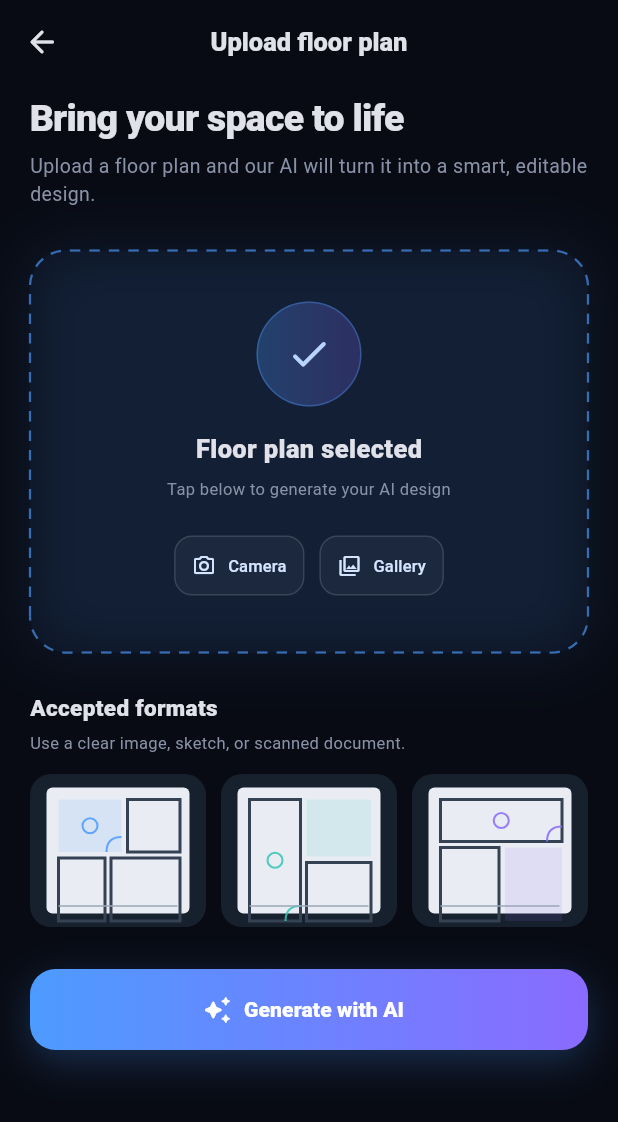
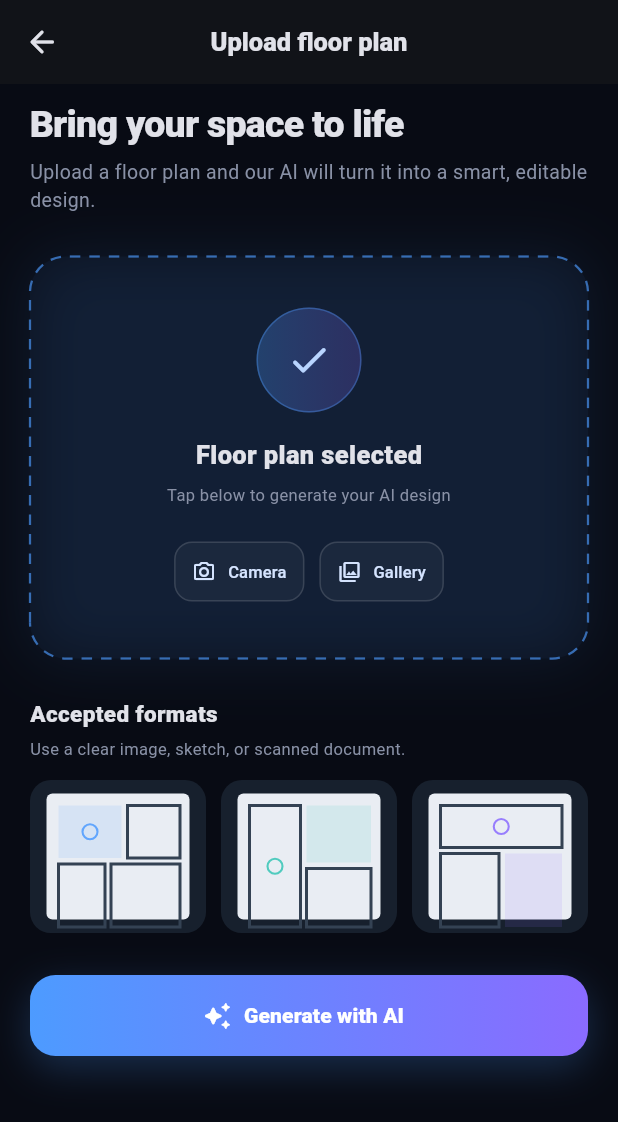
Before and after one commit to DuminduMalinga/Interior_Design_App, a Flutter app: the screen it shows after launch, item 3 of the bottom bar chosen, after a tap on "Upload your floor plan", on a phone screen of 412 x 824 dp. Shown: the top 1122 px of the screen. Run offline on Flutter 3.47's test engine with Material 3 defaults, Android fonts, the phone set to English and light mode, and no system bars; network calls fail; Roboto replaces fonts that are missing (Arial).

Commit message:
Resolve upload screen merge conflicts
Reconciles conflicting UploadScreen changes in `lib/upload.dart` by standardizing selection state handling, app bar/body spacing, and upload CTA behavior. It also aligns supporting widget names (`_UploadAction`, `_FloorPlanExamples`, `_ExamplePlanPainter`) and keeps the dropzone/example rendering updates consistent across the merged UI.

```diff
--- a/lib/upload.dart
+++ b/lib/upload.dart
@@ -8,27 +8,26 @@ class UploadScreen extends StatefulWidget {
 }
 
 class _UploadScreenState extends State<UploadScreen> {
-  bool _hasSelection = false;
+  bool _selected = false;
 
   @override
   Widget build(BuildContext context) {
     return Scaffold(
       appBar: AppBar(
-        backgroundColor: _background,
+        title: const Text(
+          'Upload floor plan',
+          style: TextStyle(fontSize: 17, fontWeight: FontWeight.w800),
+        ),
+        centerTitle: true,
         leading: IconButton(
           onPressed: () => Navigator.of(context).maybePop(),
           tooltip: 'Back',
           icon: const Icon(Icons.arrow_back_rounded),
         ),
-        title: const Text(
-          'Upload floor plan',
-          style: TextStyle(fontSize: 17, fontWeight: FontWeight.w800),
-        ),
-        centerTitle: true,
       ),
       body: SafeArea(
         child: SingleChildScrollView(
-          padding: const EdgeInsets.fromLTRB(20, 8, 20, 28),
+          padding: const EdgeInsets.fromLTRB(20, 12, 20, 28),
           child: Column(
             crossAxisAlignment: CrossAxisAlignment.start,
             children: [
@@ -48,10 +47,8 @@ class _UploadScreenState extends State<UploadScreen> {
               ),
               const SizedBox(height: 28),
               _UploadDropzone(
-                hasSelection: _hasSelection,
-                onTap: () => setState(() => _hasSelection = true),
-                onCameraTap: () => setState(() => _hasSelection = true),
-                onGalleryTap: () => setState(() => _hasSelection = true),
+                selected: _selected,
+                onSelect: () => setState(() => _selected = true),
               ),
               const SizedBox(height: 26),
               const Text(
@@ -64,7 +61,7 @@ class _UploadScreenState extends State<UploadScreen> {
                 style: TextStyle(color: _muted, fontSize: 11),
               ),
               const SizedBox(height: 13),
-              const _ExamplePlans(),
+              const _FloorPlanExamples(),
               const SizedBox(height: 28),
               SizedBox(
                 width: double.infinity,
@@ -82,9 +79,9 @@ class _UploadScreenState extends State<UploadScreen> {
                     ],
                   ),
                   child: ElevatedButton.icon(
-                    onPressed: _hasSelection
+                    onPressed: _selected
                         ? () => _showProcessingMessage(context)
-                        : () => setState(() => _hasSelection = true),
+                        : () => setState(() => _selected = true),
                     style: ElevatedButton.styleFrom(
                       backgroundColor: Colors.transparent,
                       foregroundColor: Colors.white,
@@ -94,13 +91,13 @@ class _UploadScreenState extends State<UploadScreen> {
                       ),
                     ),
                     icon: Icon(
-                      _hasSelection
+                      _selected
                           ? Icons.auto_awesome_rounded
                           : Icons.cloud_upload_outlined,
                       size: 20,
                     ),
                     label: Text(
-                      _hasSelection ? 'Generate with AI' : 'Upload floor plan',
+                      _selected ? 'Generate with AI' : 'Upload floor plan',
                       style: const TextStyle(
                         fontSize: 14,
                         fontWeight: FontWeight.w800,
@@ -126,24 +123,17 @@ class _UploadScreenState extends State<UploadScreen> {
 }
 
 class _UploadDropzone extends StatelessWidget {
-  const _UploadDropzone({
-    required this.hasSelection,
-    required this.onTap,
-    required this.onCameraTap,
-    required this.onGalleryTap,
-  });
+  const _UploadDropzone({required this.selected, required this.onSelect});
 
-  final bool hasSelection;
-  final VoidCallback onTap;
-  final VoidCallback onCameraTap;
-  final VoidCallback onGalleryTap;
+  final bool selected;
+  final VoidCallback onSelect;
 
   @override
   Widget build(BuildContext context) {
     return CustomPaint(
       painter: _DashedBorderPainter(),
       child: InkWell(
-        onTap: onTap,
+        onTap: onSelect,
         borderRadius: BorderRadius.circular(24),
         child: Container(
           height: 268,
@@ -177,16 +167,14 @@ class _UploadDropzone extends StatelessWidget {
                   border: Border.all(color: _blue.withValues(alpha: .35)),
                 ),
                 child: Icon(
-                  hasSelection
-                      ? Icons.check_rounded
-                      : Icons.cloud_upload_outlined,
+                  selected ? Icons.check_rounded : Icons.cloud_upload_outlined,
                   color: const Color(0xFFB9D5FF),
                   size: 31,
                 ),
               ),
               const SizedBox(height: 16),
               Text(
-                hasSelection ? 'Floor plan selected' : 'Upload your floor plan',
+                selected ? 'Floor plan selected' : 'Upload your floor plan',
                 style: const TextStyle(
                   fontSize: 17,
                   fontWeight: FontWeight.w800,
@@ -194,7 +182,7 @@ class _UploadDropzone extends StatelessWidget {
               ),
               const SizedBox(height: 7),
               Text(
-                hasSelection
+                selected
                     ? 'Tap below to generate your AI design'
                     : 'Drag and drop or choose an image to begin',
                 textAlign: TextAlign.center,
@@ -204,16 +192,16 @@ class _UploadDropzone extends StatelessWidget {
               Row(
                 mainAxisSize: MainAxisSize.min,
                 children: [
-                  _UploadOption(
+                  _UploadAction(
                     icon: Icons.camera_alt_outlined,
                     label: 'Camera',
-                    onTap: onCameraTap,
+                    onTap: onSelect,
                   ),
                   const SizedBox(width: 10),
-                  _UploadOption(
+                  _UploadAction(
                     icon: Icons.photo_library_outlined,
                     label: 'Gallery',
-                    onTap: onGalleryTap,
+                    onTap: onSelect,
                   ),
                 ],
               ),
@@ -225,8 +213,8 @@ class _UploadDropzone extends StatelessWidget {
   }
 }
 
-class _UploadOption extends StatelessWidget {
-  const _UploadOption({
+class _UploadAction extends StatelessWidget {
+  const _UploadAction({
     required this.icon,
     required this.label,
     required this.onTap,
@@ -240,90 +228,74 @@ class _UploadOption extends StatelessWidget {
   Widget build(BuildContext context) {
     return OutlinedButton.icon(
       onPressed: onTap,
+      icon: Icon(icon, size: 16),
+      label: Text(label, style: const TextStyle(fontSize: 11)),
       style: OutlinedButton.styleFrom(
         foregroundColor: const Color(0xFFD5E4FF),
+        backgroundColor: Colors.white.withValues(alpha: .04),
         side: BorderSide(color: Colors.white.withValues(alpha: .13)),
-        backgroundColor: Colors.white.withValues(alpha: .04),
         padding: const EdgeInsets.symmetric(horizontal: 12, vertical: 9),
         shape: RoundedRectangleBorder(borderRadius: BorderRadius.circular(12)),
       ),
-      icon: Icon(icon, size: 16),
-      label: Text(label, style: const TextStyle(fontSize: 11)),
     );
   }
 }
 
-class _ExamplePlans extends StatelessWidget {
-  const _ExamplePlans();
-
-  static const examples = [
-    Color(0xFF4D9BFF),
-    Color(0xFF35C5B5),
-    Color(0xFF8A6BFF),
-  ];
+class _FloorPlanExamples extends StatelessWidget {
+  const _FloorPlanExamples();
 
   @override
   Widget build(BuildContext context) {
+    const accents = [_blue, Color(0xFF35C5B5), _violet];
     return Row(
       children: [
-        for (var i = 0; i < examples.length; i++) ...[
+        for (var i = 0; i < accents.length; i++) ...[
           Expanded(
-            child: _ExampleThumbnail(accent: examples[i], variant: i),
+            child: ClipRRect(
+              borderRadius: BorderRadius.circular(14),
+              child: AspectRatio(
+                aspectRatio: 1.15,
+                child: ColoredBox(
+                  color: const Color(0xFF17202D),
+                  child: CustomPaint(
+                    painter: _ExamplePlanPainter(
+                      accent: accents[i],
+                      variant: i,
+                    ),
+                  ),
+                ),
+              ),
+            ),
           ),
-          if (i != examples.length - 1) const SizedBox(width: 10),
+          if (i < accents.length - 1) const SizedBox(width: 10),
         ],
       ],
     );
   }
 }
 
-class _ExampleThumbnail extends StatelessWidget {
-  const _ExampleThumbnail({required this.accent, required this.variant});
-
-  final Color accent;
-  final int variant;
-
-  @override
-  Widget build(BuildContext context) {
-    return ClipRRect(
-      borderRadius: BorderRadius.circular(14),
-      child: AspectRatio(
-        aspectRatio: 1.15,
-        child: ColoredBox(
-          color: const Color(0xFF17202D),
-          child: CustomPaint(
-            painter: _ExampleFloorPlanPainter(accent: accent, variant: variant),
-          ),
-        ),
-      ),
-    );
-  }
-}
-
-class _ExampleFloorPlanPainter extends CustomPainter {
-  const _ExampleFloorPlanPainter({required this.accent, required this.variant});
+class _ExamplePlanPainter extends CustomPainter {
+  const _ExamplePlanPainter({required this.accent, required this.variant});
 
   final Color accent;
   final int variant;
 
   @override
   void paint(Canvas canvas, Size size) {
-    final paper = Paint()..color = const Color(0xFFE9EDF3);
+    final sheet = Rect.fromLTWH(11, 9, size.width - 22, size.height - 18);
+    canvas.drawRRect(
+      RRect.fromRectAndRadius(sheet, const Radius.circular(4)),
+      Paint()..color = const Color(0xFFE9EDF3),
+    );
     final wall = Paint()
       ..color = const Color(0xFF344253)
       ..style = PaintingStyle.stroke
       ..strokeWidth = 2;
-    final accentPaint = Paint()
+    final detail = Paint()
       ..color = accent.withValues(alpha: .85)
       ..style = PaintingStyle.stroke
       ..strokeWidth = 1.4;
-    final roomFill = Paint()..color = accent.withValues(alpha: .12);
-    final sheet = Rect.fromLTWH(11, 9, size.width - 22, size.height - 18);
-    canvas.drawRRect(
-      RRect.fromRectAndRadius(sheet, const Radius.circular(4)),
-      paper,
-    );
-
+    final fill = Paint()..color = accent.withValues(alpha: .12);
     final rooms = variant == 0
         ? [
             Rect.fromLTWH(sheet.left + 8, sheet.top + 8, 42, 35),
@@ -342,48 +314,30 @@ class _ExampleFloorPlanPainter extends CustomPainter {
             Rect.fromLTWH(sheet.left + 8, sheet.top + 40, 39, 49),
             Rect.fromLTWH(sheet.left + 51, sheet.top + 40, 38, 49),
           ];
-
     for (var i = 0; i < rooms.length; i++) {
-      canvas.drawRect(rooms[i], i == variant ? roomFill : wall);
+      canvas.drawRect(rooms[i], i == variant ? fill : wall);
       if (i == 0) {
-        canvas.drawCircle(rooms[i].center, 5, accentPaint);
+        canvas.drawCircle(rooms[i].center, 5, detail);
       }
     }
-
-    final door = Path()
-      ..moveTo(rooms[0].right - 10, rooms[0].bottom)
-      ..quadraticBezierTo(
-        rooms[0].right - 10,
-        rooms[0].bottom - 10,
-        rooms[0].right,
-        rooms[0].bottom - 10,
-      );
-    canvas.drawPath(door, accentPaint);
-    canvas.drawLine(
-      Offset(sheet.left + 8, sheet.bottom - 5),
-      Offset(sheet.right - 8, sheet.bottom - 5),
-      Paint()
-        ..color = const Color(0xFF9AA7B8)
-        ..strokeWidth = 1,
-    );
   }
 
   @override
-  bool shouldRepaint(covariant _ExampleFloorPlanPainter oldDelegate) =>
+  bool shouldRepaint(covariant _ExamplePlanPainter oldDelegate) =>
       oldDelegate.accent != accent || oldDelegate.variant != variant;
 }
 
 class _DashedBorderPainter extends CustomPainter {
   @override
   void paint(Canvas canvas, Size size) {
+    final path = Path()
+      ..addRRect(
+        RRect.fromRectAndRadius(Offset.zero & size, const Radius.circular(24)),
+      );
     final paint = Paint()
       ..color = _blue.withValues(alpha: .65)
       ..style = PaintingStyle.stroke
       ..strokeWidth = 1.5;
-    final path = Path()
-      ..addRRect(
-        RRect.fromRectAndRadius(Offset.zero & size, const Radius.circular(24)),
-      );
     for (final metric in path.computeMetrics()) {
       var distance = 0.0;
       while (distance < metric.length) {
```
